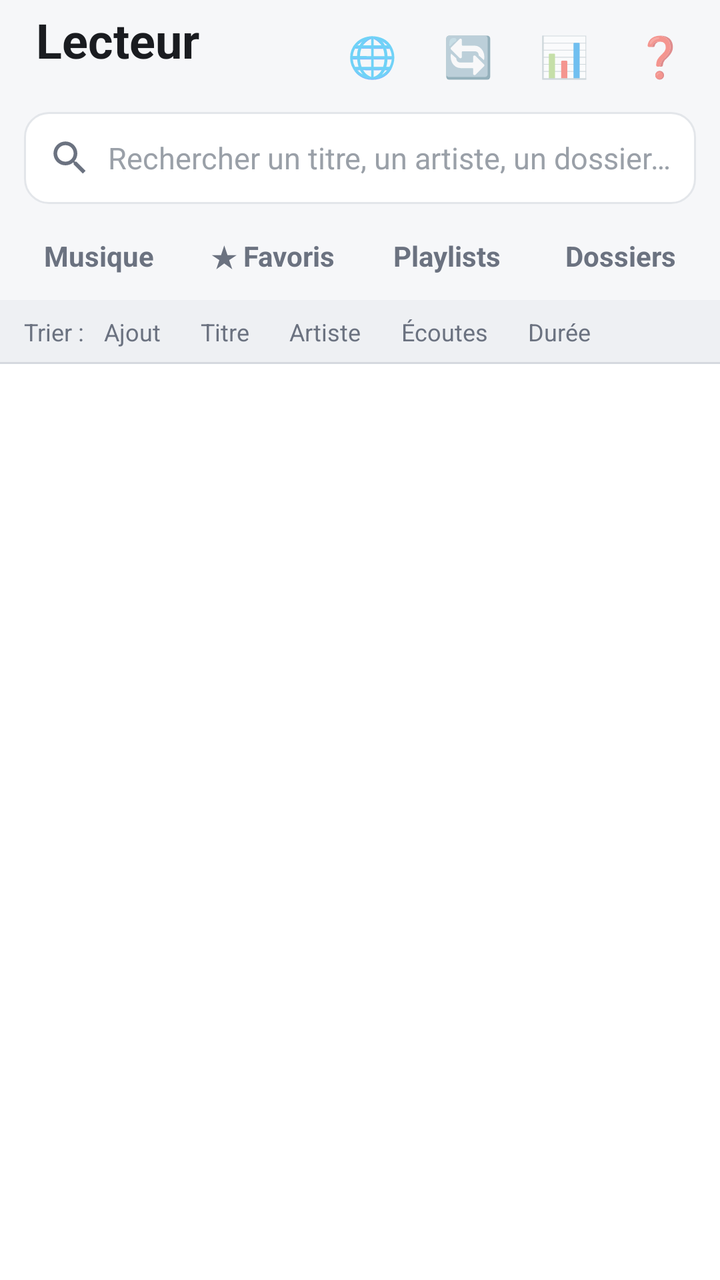
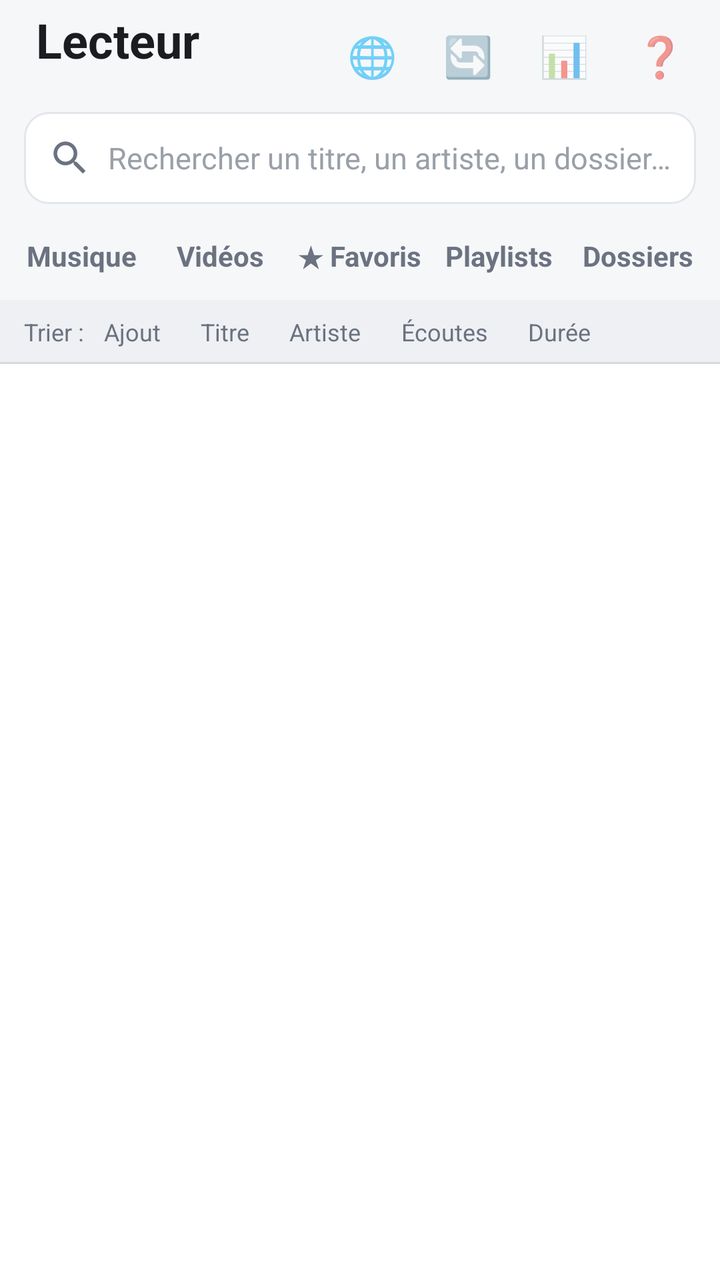

An Android layout rendered at two revisions. The XML below is the earlier revision; the diff shows what the commit changed to produce the second picture.
<!-- AndroidManifest.xml: application theme Theme.Lecteur -->
<!-- res/layout/activity_main.xml -->
<?xml version="1.0" encoding="utf-8"?>
<LinearLayout xmlns:android="http://schemas.android.com/apk/res/android"
    android:layout_width="match_parent"
    android:layout_height="match_parent"
    android:orientation="vertical"
    android:background="@color/fond">

    <LinearLayout
        android:layout_width="match_parent"
        android:layout_height="56dp"
        android:gravity="center_vertical"
        android:orientation="horizontal"
        android:paddingStart="18dp"
        android:paddingEnd="6dp">
        <LinearLayout
            android:layout_width="0dp"
            android:layout_height="wrap_content"
            android:layout_weight="1"
            android:orientation="vertical">
            <TextView
                android:layout_width="wrap_content"
                android:layout_height="wrap_content"
                android:text="Lecteur"
                android:textColor="@color/texte"
                android:textSize="24sp"
                android:textStyle="bold" />
            <TextView
                android:id="@+id/compteur"
                android:layout_width="wrap_content"
                android:layout_height="wrap_content"
                android:textColor="@color/gris"
                android:textSize="12sp" />
        </LinearLayout>
        <TextView android:id="@+id/btnTraduction" style="@style/BoutonHaut" android:text="🌐" />
        <TextView android:id="@+id/btnActualiser" style="@style/BoutonHaut" android:text="🔄" />
        <TextView android:id="@+id/btnDonnees" style="@style/BoutonHaut" android:text="📊" />
        <TextView android:id="@+id/btnAide" style="@style/BoutonHaut" android:text="❓" />
    </LinearLayout>

    <TextView
        android:id="@+id/bandeau"
        android:layout_width="match_parent"
        android:layout_height="wrap_content"
        android:layout_marginStart="12dp"
        android:layout_marginEnd="12dp"
        android:layout_marginBottom="8dp"
        android:background="@drawable/bg_bandeau"
        android:foreground="?android:attr/selectableItemBackground"
        android:padding="12dp"
        android:textColor="#6B4A00"
        android:textSize="14sp"
        android:visibility="gone" />

    <include layout="@layout/barre_recherche" />

    <LinearLayout
        android:id="@+id/onglets"
        android:layout_width="match_parent"
        android:layout_height="44dp"
        android:orientation="horizontal"
        android:paddingStart="6dp"
        android:paddingEnd="6dp">
        <TextView android:id="@+id/ongletMusique" style="@style/Onglet" android:text="Musique" />
        <TextView android:id="@+id/ongletFavoris" style="@style/Onglet" android:text="★ Favoris" />
        <TextView android:id="@+id/ongletPlaylists" style="@style/Onglet" android:text="Playlists" />
        <TextView android:id="@+id/ongletDossiers" style="@style/Onglet" android:text="Dossiers" />
    </LinearLayout>

    <include layout="@layout/barre_tri" />

    <FrameLayout
        android:layout_width="match_parent"
        android:layout_height="0dp"
        android:layout_weight="1">
        <androidx.recyclerview.widget.RecyclerView
            android:id="@+id/liste"
            android:layout_width="match_parent"
            android:layout_height="match_parent"
            android:background="@color/carte"
            android:scrollbars="vertical" />
        <LinearLayout
            android:id="@+id/vide"
            android:layout_width="match_parent"
            android:layout_height="match_parent"
            android:background="@color/fond"
            android:gravity="center"
            android:orientation="vertical"
            android:padding="32dp"
            android:visibility="gone">
            <TextView
                android:id="@+id/texteVide"
                android:layout_width="wrap_content"
                android:layout_height="wrap_content"
                android:gravity="center"
                android:textColor="@color/texte"
                android:textSize="16sp" />
            <TextView
                android:id="@+id/btnVide"
                android:layout_width="wrap_content"
                android:layout_height="52dp"
                android:layout_marginTop="20dp"
                android:background="@drawable/bg_bouton"
                android:gravity="center"
                android:paddingStart="24dp"
                android:paddingEnd="24dp"
                android:textColor="#FFFFFF"
                android:textSize="16sp"
                android:textStyle="bold" />
        </LinearLayout>
    </FrameLayout>

    <include layout="@layout/mini_lecteur" />
</LinearLayout>
<!-- res/layout/barre_recherche.xml (included above) -->
<?xml version="1.0" encoding="utf-8"?>
<LinearLayout xmlns:android="http://schemas.android.com/apk/res/android"
    android:layout_width="match_parent"
    android:layout_height="46dp"
    android:layout_marginStart="12dp"
    android:layout_marginEnd="12dp"
    android:layout_marginBottom="4dp"
    android:background="@drawable/bg_recherche"
    android:gravity="center_vertical"
    android:orientation="horizontal"
    android:paddingStart="12dp">
    <ImageView
        android:layout_width="22dp"
        android:layout_height="22dp"
        android:src="@drawable/ic_recherche" />
    <EditText
        android:id="@+id/recherche"
        android:layout_width="0dp"
        android:layout_height="match_parent"
        android:layout_marginStart="8dp"
        android:layout_weight="1"
        android:background="@android:color/transparent"
        android:hint="Rechercher un titre, un artiste, un dossier…"
        android:imeOptions="actionSearch|flagNoExtractUi"
        android:inputType="text"
        android:singleLine="true"
        android:textColor="@color/texte"
        android:textColorHint="@color/gris_clair"
        android:textSize="15sp" />
    <ImageView
        android:id="@+id/effacerRecherche"
        android:layout_width="44dp"
        android:layout_height="match_parent"
        android:background="?android:attr/selectableItemBackgroundBorderless"
        android:scaleType="center"
        android:src="@drawable/ic_fermer"
        android:tint="#9AA0A8"
        android:visibility="gone" />
</LinearLayout>
<!-- res/layout/barre_tri.xml (included above) -->
<?xml version="1.0" encoding="utf-8"?>
<HorizontalScrollView xmlns:android="http://schemas.android.com/apk/res/android"
    android:id="@+id/barreTri"
    android:layout_width="match_parent"
    android:layout_height="32dp"
    android:background="@drawable/bg_entete"
    android:scrollbars="none">
    <LinearLayout
        android:layout_width="wrap_content"
        android:layout_height="match_parent"
        android:gravity="center_vertical"
        android:orientation="horizontal"
        android:paddingStart="12dp"
        android:paddingEnd="12dp">
        <TextView
            android:layout_width="wrap_content"
            android:layout_height="wrap_content"
            android:text="Trier :"
            android:textColor="@color/gris"
            android:textSize="12sp" />
        <TextView android:id="@+id/triAjout" style="@style/Tri" android:text="Ajout" />
        <TextView android:id="@+id/triTitre" style="@style/Tri" android:text="Titre" />
        <TextView android:id="@+id/triArtiste" style="@style/Tri" android:text="Artiste" />
        <TextView android:id="@+id/triEcoutes" style="@style/Tri" android:text="Écoutes" />
        <TextView android:id="@+id/triDuree" style="@style/Tri" android:text="Durée" />
    </LinearLayout>
</HorizontalScrollView>
<!-- res/layout/mini_lecteur.xml (included above) -->
<?xml version="1.0" encoding="utf-8"?>
<LinearLayout xmlns:android="http://schemas.android.com/apk/res/android"
    android:id="@+id/mini"
    android:layout_width="match_parent"
    android:layout_height="wrap_content"
    android:background="@color/carte"
    android:elevation="12dp"
    android:orientation="vertical"
    android:visibility="gone">
    <ProgressBar
        android:id="@+id/miniBarre"
        style="?android:attr/progressBarStyleHorizontal"
        android:layout_width="match_parent"
        android:layout_height="3dp"
        android:max="1000"
        android:progressTint="@color/accent"
        android:progressBackgroundTint="@color/trait" />
    <LinearLayout
        android:id="@+id/miniZone"
        android:layout_width="match_parent"
        android:layout_height="68dp"
        android:foreground="?android:attr/selectableItemBackground"
        android:gravity="center_vertical"
        android:orientation="horizontal"
        android:paddingStart="12dp"
        android:paddingEnd="4dp">
        <ImageView
            android:id="@+id/miniPochette"
            android:layout_width="48dp"
            android:layout_height="48dp"
            android:background="@drawable/bg_pochette"
            android:scaleType="centerCrop" />
        <LinearLayout
            android:layout_width="0dp"
            android:layout_height="wrap_content"
            android:layout_marginStart="12dp"
            android:layout_weight="1"
            android:orientation="vertical">
            <TextView
                android:id="@+id/miniTitre"
                android:layout_width="match_parent"
                android:layout_height="wrap_content"
                android:ellipsize="end"
                android:singleLine="true"
                android:textColor="@color/texte"
                android:textSize="16sp"
                android:textStyle="bold" />
            <TextView
                android:id="@+id/miniArtiste"
                android:layout_width="match_parent"
                android:layout_height="wrap_content"
                android:ellipsize="end"
                android:singleLine="true"
                android:textColor="@color/gris"
                android:textSize="13sp" />
        </LinearLayout>
        <ImageView
            android:id="@+id/miniLecture"
            android:layout_width="56dp"
            android:layout_height="56dp"
            android:background="?android:attr/selectableItemBackgroundBorderless"
            android:padding="12dp"
            android:src="@drawable/ic_lecture" />
        <ImageView
            android:id="@+id/miniSuivant"
            android:layout_width="52dp"
            android:layout_height="56dp"
            android:background="?android:attr/selectableItemBackgroundBorderless"
            android:padding="13dp"
            android:src="@drawable/ic_suivant" />
    </LinearLayout>
</LinearLayout>
<!-- resources referenced by this layout -->
<resources>
  <color name="accent">#1E63D6</color>
  <color name="carte">#FFFFFF</color>
  <color name="fond">#F6F7F9</color>
  <color name="gris">#6B7280</color>
  <color name="gris_clair">#9AA0A8</color>
  <color name="texte">#1A1C20</color>
  <color name="trait">#E3E6EA</color>
  <!-- drawable bg_bandeau (drawable) -->
  <shape xmlns:android="http://schemas.android.com/apk/res/android" android:shape="rectangle">
      <solid android:color="#FFF4D6"/>
      <stroke android:width="1dp" android:color="#F2C94C"/>
      <corners android:radius="10dp"/>
  </shape>
  <!-- drawable bg_bouton (drawable) -->
  <ripple xmlns:android="http://schemas.android.com/apk/res/android" android:color="#33FFFFFF">
      <item><shape android:shape="rectangle"><solid android:color="@color/accent"/><corners android:radius="10dp"/></shape></item>
  </ripple>
  <!-- drawable bg_entete (drawable) -->
  <layer-list xmlns:android="http://schemas.android.com/apk/res/android">
      <item><color android:color="#EEF0F3"/></item>
      <item android:gravity="bottom" android:height="1dp"><color android:color="#D5D9DF"/></item>
  </layer-list>
  <!-- drawable bg_pochette (drawable) -->
  <shape xmlns:android="http://schemas.android.com/apk/res/android" android:shape="rectangle">
      <solid android:color="@color/trait"/>
      <corners android:radius="8dp"/>
  </shape>
  <!-- drawable bg_recherche (drawable) -->
  <shape xmlns:android="http://schemas.android.com/apk/res/android" android:shape="rectangle">
      <solid android:color="@color/carte"/>
      <stroke android:width="1dp" android:color="@color/trait"/>
      <corners android:radius="12dp"/>
  </shape>
  <!-- drawable ic_fermer (drawable) -->
  <vector xmlns:android="http://schemas.android.com/apk/res/android" android:width="24dp" android:height="24dp" android:viewportWidth="24" android:viewportHeight="24">
      <path android:fillColor="#D9534F" android:pathData="M19,6.41L17.59,5 12,10.59 6.41,5 5,6.41 10.59,12 5,17.59 6.41,19 12,13.41 17.59,19 19,17.59 13.41,12z"/>
  </vector>
  <!-- drawable ic_lecture (drawable) -->
  <vector xmlns:android="http://schemas.android.com/apk/res/android" android:width="24dp" android:height="24dp" android:viewportWidth="24" android:viewportHeight="24">
      <path android:fillColor="#1A1C20" android:pathData="M8,5v14l11,-7z"/>
  </vector>
  <!-- drawable ic_suivant (drawable) -->
  <vector xmlns:android="http://schemas.android.com/apk/res/android" android:width="24dp" android:height="24dp" android:viewportWidth="24" android:viewportHeight="24">
      <path android:fillColor="#1A1C20" android:pathData="M6,18l8.5,-6L6,6v12zM16,6v12h2V6h-2z"/>
  </vector>
  <style name="BoutonHaut">
          <item name="android:layout_width">48dp</item>
          <item name="android:layout_height">48dp</item>
          <item name="android:gravity">center</item>
          <item name="android:textSize">20sp</item>
          <item name="android:background">?android:attr/selectableItemBackgroundBorderless</item>
      </style>
  <style name="Theme.Lecteur" parent="android:Theme.Material.Light.NoActionBar">
          <item name="android:colorAccent">@color/accent</item>
          <item name="android:colorPrimary">@color/accent</item>
          <item name="android:windowBackground">@color/fond</item>
          <item name="android:statusBarColor">@color/fond</item>
          <item name="android:windowLightStatusBar">true</item>
          <item name="android:navigationBarColor">@color/carte</item>
      </style>
  <!-- drawable bg_onglet (drawable) -->
  <selector xmlns:android="http://schemas.android.com/apk/res/android">
      <item android:state_selected="true">
          <layer-list>
              <item><color android:color="@android:color/transparent"/></item>
              <item android:gravity="bottom" android:height="3dp"><color android:color="@color/accent"/></item>
          </layer-list>
      </item>
      <item><color android:color="@android:color/transparent"/></item>
  </selector>
  <!-- unchanged entries left out for length: 3 -->
</resources>

<!-- the commit's change to res/layout/activity_main.xml (unified diff, before → after) -->
@@ -61,6 +61,7 @@
         android:paddingStart="6dp"
         android:paddingEnd="6dp">
         <TextView android:id="@+id/ongletMusique" style="@style/Onglet" android:text="Musique" />
+        <TextView android:id="@+id/ongletVideos" style="@style/Onglet" android:text="Vidéos" />
         <TextView android:id="@+id/ongletFavoris" style="@style/Onglet" android:text="★ Favoris" />
         <TextView android:id="@+id/ongletPlaylists" style="@style/Onglet" android:text="Playlists" />
         <TextView android:id="@+id/ongletDossiers" style="@style/Onglet" android:text="Dossiers" />
